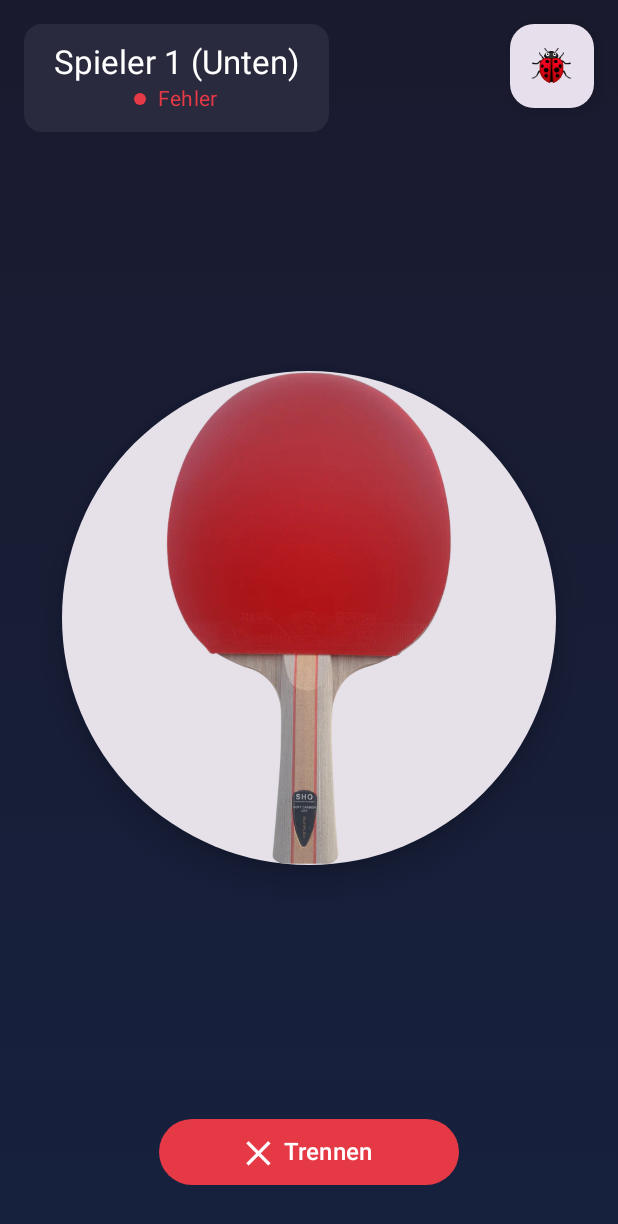
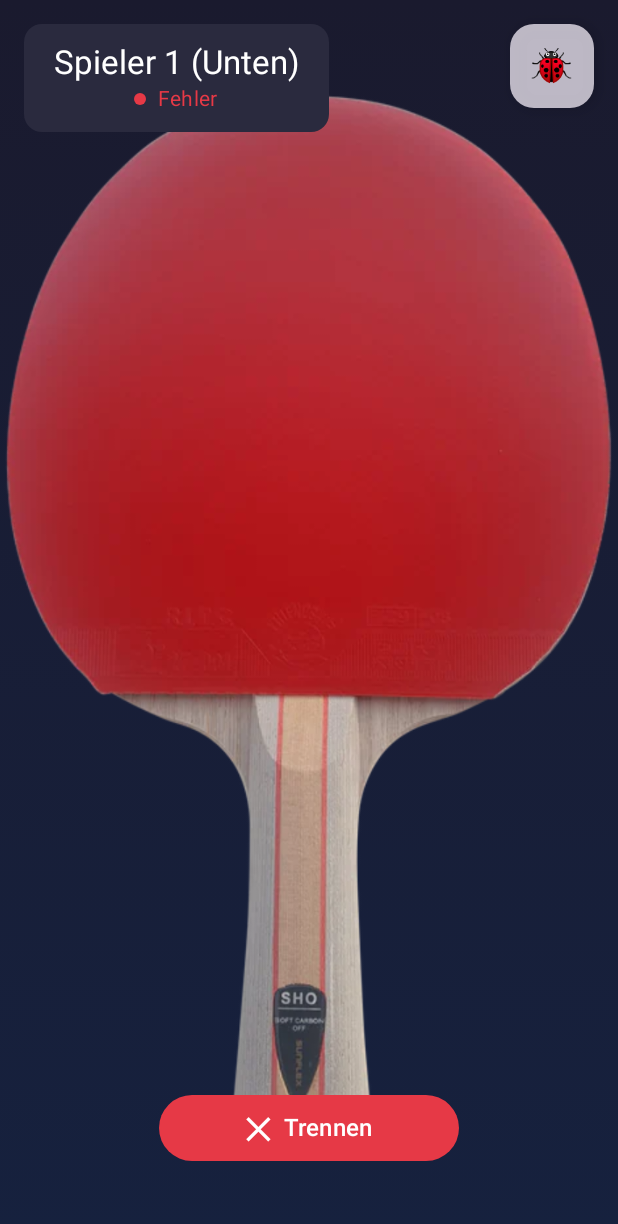
Before and after one commit to christiansuslic/hackatum2025-mobileapp, an Android app built with Jetpack Compose: the screen it shows after launch (MainActivity), after a tap on "Spieler 1 (Unten)", on a phone screen of 412 x 824 dp. Shown: the top 1224 px of the screen. Run offline under Robolectric (Android 15) with nearby library versions, the phone set to English and light mode, and no system bars; our stand-ins replace Compose Multiplatform resources.

Commit message:
fix: image scaling

```diff
--- a/composeApp/src/commonMain/kotlin/com/example/insanecrossmobilepingpongapp/ui/GameScreen.kt
+++ b/composeApp/src/commonMain/kotlin/com/example/insanecrossmobilepingpongapp/ui/GameScreen.kt
@@ -8,6 +8,7 @@ import androidx.compose.material3.*
 import androidx.compose.runtime.Composable
 import androidx.compose.ui.Alignment
 import androidx.compose.ui.Modifier
+import androidx.compose.ui.draw.scale
 import androidx.compose.ui.graphics.Brush
 import androidx.compose.ui.graphics.Color
 import androidx.compose.ui.layout.ContentScale
@@ -34,6 +35,12 @@ fun GameScreen(
     debugContent: @Composable () -> Unit,
     modifier: Modifier = Modifier
 ) {
+    // Determine racket resource based on player role
+    val racketResource = when (playerRole) {
+        PlayerRole.PLAYER1 -> Res.drawable.racket_red
+        PlayerRole.PLAYER2 -> Res.drawable.racket_black
+    }
+
     Box(
         modifier = modifier
             .fillMaxSize()
@@ -46,18 +53,15 @@ fun GameScreen(
                 )
             )
     ) {
-        // Main Content - Racket Display (centered)
-        Box(
-            modifier = Modifier.fillMaxSize(),
-            contentAlignment = Alignment.Center
-        ) {
-            RacketDisplay(
-                playerRole = playerRole,
-                modifier = Modifier
-                    .fillMaxWidth(0.8f)
-                    .aspectRatio(1f)
-            )
-        }
+        Image(
+            painter = painterResource(racketResource),
+            contentDescription = "Background Racket",
+            modifier = Modifier
+                .fillMaxSize()
+                .scale(1.7f) //scale manually to fit size
+                .align(Alignment.Center),
+            contentScale = ContentScale.Fit
+        )
 
         // Top-Left Connection Badge
         ConnectionStatusBadge(
@@ -66,13 +70,15 @@ fun GameScreen(
             modifier = Modifier
                 .align(Alignment.TopStart)
                 .padding(16.dp)
+                .statusBarsPadding() // Add padding for status bar
         )
 
         // Top-Right Controls
         Row(
             modifier = Modifier
                 .align(Alignment.TopEnd)
-                .padding(16.dp),
+                .padding(16.dp)
+                .statusBarsPadding(), // Add padding for status bar
             horizontalArrangement = Arrangement.spacedBy(8.dp)
         ) {
             // Debug Toggle Button
@@ -81,7 +87,7 @@ fun GameScreen(
                 containerColor = if (isDebugVisible)
                     MaterialTheme.colorScheme.secondary
                 else
-                    MaterialTheme.colorScheme.surfaceVariant,
+                    MaterialTheme.colorScheme.surfaceVariant.copy(alpha = 0.8f),
                 modifier = Modifier.size(56.dp)
             ) {
                 Text(
@@ -97,7 +103,8 @@ fun GameScreen(
             onClick = onDisconnect,
             modifier = Modifier
                 .align(Alignment.BottomCenter)
-                .padding(bottom = 32.dp)
+                .padding(bottom = 48.dp) // Increased bottom padding
+                .navigationBarsPadding() // Add padding for navigation bar
                 .widthIn(min = 200.dp),
             colors = ButtonDefaults.buttonColors(
                 containerColor = Color(0xFFE63946),
@@ -124,32 +131,6 @@ fun GameScreen(
     }
 }
 
-/**
- * Displays the racket image based on player role.
- */
-@Composable
-private fun RacketDisplay(
-    playerRole: PlayerRole,
-    modifier: Modifier = Modifier
-) {
-    val racketResource = when (playerRole) {
-        PlayerRole.PLAYER1 -> Res.drawable.racket_red
-        PlayerRole.PLAYER2 -> Res.drawable.racket_black
-    }
-
-    Card(
-        modifier = modifier,
-        shape = CircleShape,
-        elevation = CardDefaults.cardElevation(defaultElevation = 12.dp)
-    ) {
-        Image(
-            painter = painterResource(racketResource),
-            contentDescription = "${playerRole.displayName} Racket",
-            modifier = Modifier.fillMaxSize(),
-            contentScale = ContentScale.Fit
-        )
-    }
-}
 
 /**
  * Connection status badge showing player and connection state.
```
